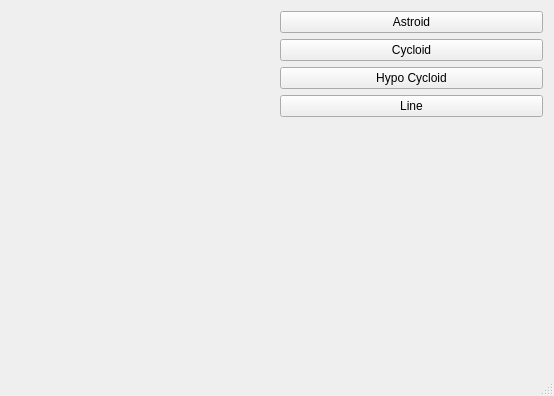
Qt form GUI2DGraphics/GUI2D/mainwindow.ui (tanmayb99/Qt) before a commit.
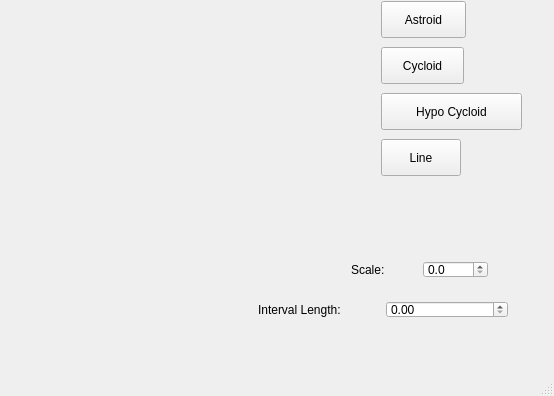
The same form after that commit. Custom widgets are drawn as their Qt base class.

```diff
--- a/GUI2DGraphics/GUI2D/mainwindow.ui
+++ b/GUI2DGraphics/GUI2D/mainwindow.ui
@@ -20,11 +20,15 @@
    <string>MainWindow</string>
   </property>
   <widget class="QWidget" name="centralWidget">
-   <layout class="QGridLayout" name="gridLayout">
-    <item row="0" column="0">
-     <layout class="QHBoxLayout" name="horizontalLayout">
-      <item>
        <widget class="RenderArea" name="renderArea" native="true">
+    <property name="geometry">
+     <rect>
+      <x>10</x>
+      <y>10</y>
+      <width>271</width>
+      <height>291</height>
+     </rect>
+    </property>
         <property name="sizePolicy">
          <sizepolicy hsizetype="Preferred" vsizetype="Preferred">
           <horstretch>0</horstretch>
@@ -32,11 +36,15 @@
          </sizepolicy>
         </property>
        </widget>
-      </item>
-      <item>
-       <layout class="QVBoxLayout" name="verticalLayout">
-        <item>
          <widget class="QPushButton" name="buttonAst">
+    <property name="geometry">
+     <rect>
+      <x>381</x>
+      <y>1</y>
+      <width>85</width>
+      <height>37</height>
+     </rect>
+    </property>
           <property name="sizePolicy">
            <sizepolicy hsizetype="Preferred" vsizetype="Preferred">
             <horstretch>0</horstretch>
@@ -47,22 +55,15 @@
            <string>Astroid</string>
           </property>
          </widget>
-        </item>
-        <item>
-         <widget class="QPushButton" name="buttonHyCyc">
-          <property name="sizePolicy">
-           <sizepolicy hsizetype="Preferred" vsizetype="Preferred">
-            <horstretch>0</horstretch>
-            <verstretch>0</verstretch>
-           </sizepolicy>
-          </property>
-          <property name="text">
-           <string>Cycloid</string>
-          </property>
-         </widget>
-        </item>
-        <item>
          <widget class="QPushButton" name="buttonCyc">
+    <property name="geometry">
+     <rect>
+      <x>381</x>
+      <y>93</y>
+      <width>141</width>
+      <height>37</height>
+     </rect>
+    </property>
           <property name="sizePolicy">
            <sizepolicy hsizetype="Preferred" vsizetype="Preferred">
             <horstretch>0</horstretch>
@@ -73,32 +74,96 @@
            <string>Hypo Cycloid</string>
           </property>
          </widget>
-        </item>
-        <item>
-         <widget class="QPushButton" name="pushButton">
+   <widget class="QPushButton" name="buttonHyCyc">
+    <property name="geometry">
+     <rect>
+      <x>381</x>
+      <y>47</y>
+      <width>83</width>
+      <height>37</height>
+     </rect>
+    </property>
+    <property name="sizePolicy">
+     <sizepolicy hsizetype="Preferred" vsizetype="Preferred">
+      <horstretch>0</horstretch>
+      <verstretch>0</verstretch>
+     </sizepolicy>
+    </property>
+    <property name="text">
+     <string>Cycloid</string>
+    </property>
+   </widget>
+   <widget class="QPushButton" name="buttonLine">
+    <property name="geometry">
+     <rect>
+      <x>381</x>
+      <y>139</y>
+      <width>80</width>
+      <height>37</height>
+     </rect>
+    </property>
           <property name="text">
            <string>Line</string>
           </property>
          </widget>
+   <widget class="QWidget" name="">
+    <property name="geometry">
+     <rect>
+      <x>340</x>
+      <y>250</y>
+      <width>159</width>
+      <height>39</height>
+     </rect>
+    </property>
+    <layout class="QHBoxLayout" name="horizontalLayout">
+     <item>
+      <widget class="QLabel" name="labelScale">
+       <property name="text">
+        <string>Scale:</string>
+       </property>
+      </widget>
         </item>
         <item>
-         <spacer name="verticalSpacer">
-          <property name="orientation">
-           <enum>Qt::Vertical</enum>
-          </property>
-          <property name="sizeHint" stdset="0">
-           <size>
-            <width>20</width>
-            <height>40</height>
-           </size>
-          </property>
-         </spacer>
-        </item>
-       </layout>
-      </item>
-     </layout>
-    </item>
-   </layout>
+      <widget class="QDoubleSpinBox" name="spinScale">
+       <property name="decimals">
+        <number>1</number>
+       </property>
+       <property name="singleStep">
+        <double>0.100000000000000</double>
+       </property>
+      </widget>
+     </item>
+    </layout>
+   </widget>
+   <widget class="QWidget" name="">
+    <property name="geometry">
+     <rect>
+      <x>247</x>
+      <y>290</y>
+      <width>272</width>
+      <height>39</height>
+     </rect>
+    </property>
+    <layout class="QHBoxLayout" name="horizontalLayout_2">
+     <item>
+      <widget class="QLabel" name="labelInterval">
+       <property name="text">
+        <string>Interval Length:</string>
+       </property>
+      </widget>
+     </item>
+     <item>
+      <widget class="QDoubleSpinBox" name="spinInterval">
+       <property name="maximum">
+        <double>100.000000000000000</double>
+       </property>
+       <property name="singleStep">
+        <double>0.100000000000000</double>
+       </property>
+      </widget>
+     </item>
+    </layout>
+   </widget>
   </widget>
   <widget class="QStatusBar" name="statusBar"/>
  </widget>
```
Lines whose indentation alone changed are shown as unchanged.
